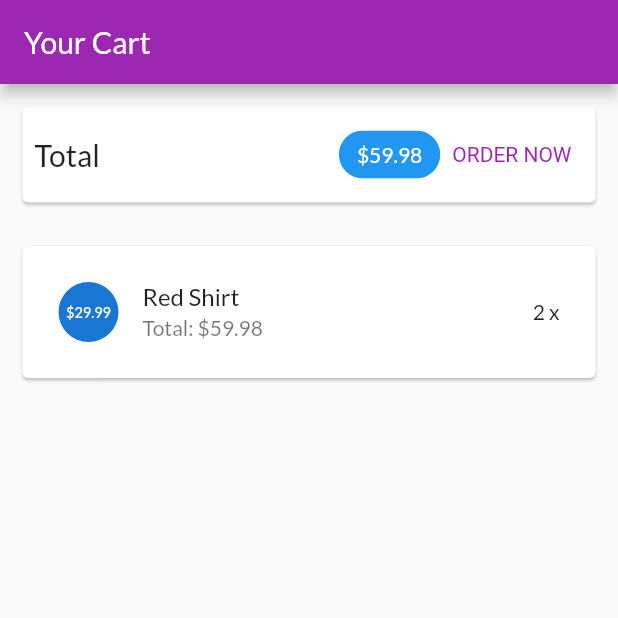
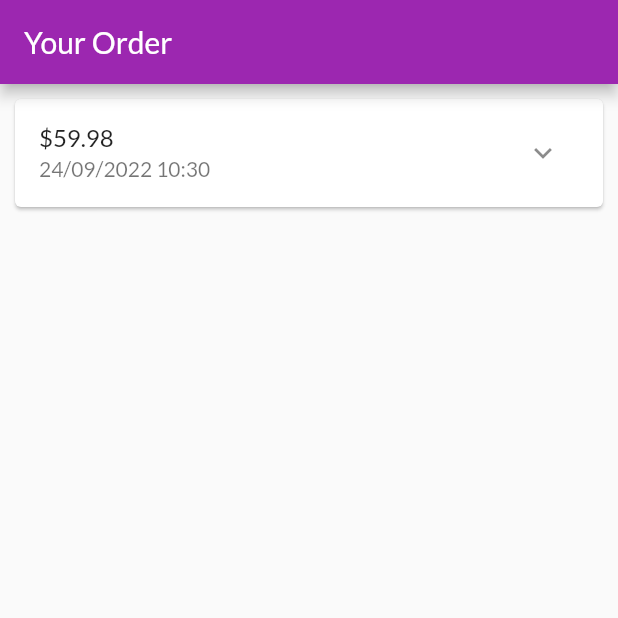
Before and after one commit to SongDuy-B1909890/CT48401_TH_Buoi_04, a Flutter app: the screen it shows after launch, on a phone screen of 412 x 824 dp, the top half of it. Run offline on Flutter 3.47's test engine with Material 2 defaults, Android fonts, the phone set to English and light mode, and no system bars.

Commit message:
Xay dung trang cac dat hang

```diff
--- a/lib/main.dart
+++ b/lib/main.dart
@@ -1,5 +1,6 @@
 import 'package:flutter/material.dart';
 import 'package:myshop/ui/cart/cart_screen.dart';
+import 'package:myshop/ui/orders/orders_screen.dart';
 import 'package:myshop/ui/products/user_products_screen.dart';
 import 'ui/products/products_manager.dart';
 import 'ui/products/product_detail_screen.dart';
@@ -29,7 +30,7 @@ class MyApp extends StatelessWidget {
         ),
 
       home: const SafeArea (
-        child: CartScreen(),
+        child: OrdersScreen(),
       ),
     );
   }
--- /dev/null
+++ b/lib/models/order_item.dart
@@ -0,0 +1,37 @@
+import 'package:http/http.dart' as http;
+
+import 'package:myshop/models/product.dart';
+
+import 'cart_item.dart';
+
+class OrderItem {
+  final String? id;
+  final double amount;
+  final List<CartItem> products;
+  final DateTime dateTime;
+
+  int get productCount {
+    return products.length;
+  }
+
+  OrderItem({
+    this.id,
+    required this.amount,
+    required this.products,
+    DateTime? dateTime,
+  }) : dateTime = dateTime ?? DateTime.now();
+
+  OrderItem copyWith({
+    String? id,
+    double? amount,
+    List<CartItem>? products,
+    DateTime? dateTime,
+  }) {
+    return OrderItem(
+      id: id ?? this.id,
+      amount: amount ?? this.amount,
+      products: products ?? this.products,
+      dateTime: dateTime ?? this.dateTime,
+      );
+  }
+}
--- /dev/null
+++ b/lib/ui/orders/order_item_card.dart
@@ -0,0 +1,82 @@
+import 'dart:math';
+
+import 'package:flutter/material.dart';
+import 'package:intl/intl.dart';
+import 'package:myshop/models/order_item.dart';
+
+import '../../models/cart_item.dart';
+
+class OrderItemCard extends StatefulWidget {
+  final OrderItem order;
+
+  const OrderItemCard(this.order, {super.key});
+
+  @override
+  State<OrderItemCard> createState() => _OrderItemCardState();
+}
+
+class _OrderItemCardState extends State<OrderItemCard> {
+  var _expanded = false;
+
+  @override
+  Widget build(BuildContext context) {
+    return Card(
+      margin: const EdgeInsets.all(10),
+      child: Column(
+        children: <Widget>[
+          buildOrderSummary(),
+          if (_expanded) buildOrderDetails()
+        ],
+      ),
+    );
+  }
+
+  Widget buildOrderDetails() {
+    return Container(
+      padding: const EdgeInsets.symmetric(horizontal: 15, vertical: 4),
+      height: min(widget.order.productCount * 20.0 + 10, 100),
+      child: ListView(
+        children: widget.order.products
+        .map(
+          (prod) => Row(
+            mainAxisAlignment: MainAxisAlignment.spaceBetween,
+            children: <Widget>[
+              Text(
+                prod.title,
+                style: const TextStyle(
+                  fontSize: 18,
+                  fontWeight: FontWeight.bold,
+                ),
+              ),
+              Text(
+                '${prod.quantity}x \$${prod.price}',
+                style: const TextStyle(
+                  fontSize: 18,
+                  color: Colors.grey,
+                ),
+              ),
+            ],
+          ),
+        )
+        .toList(),
+      ),
+    );
+  }
+
+  Widget buildOrderSummary() {
+    return ListTile(
+      title: Text('\$${widget.order.amount}'),
+      subtitle: Text(
+        DateFormat('dd/MM/yyyy hh:mm').format(widget.order.dateTime),
+      ),
+      trailing: IconButton(
+        icon: Icon(_expanded ? Icons.expand_less : Icons.expand_more),
+        onPressed: () {
+          setState(() {
+            _expanded = !_expanded;
+          });
+        },
+      ),
+    );
+  }
+}
--- /dev/null
+++ b/lib/ui/orders/order_manager.dart
@@ -0,0 +1,30 @@
+import 'package:flutter/cupertino.dart';
+
+import '../../models/cart_item.dart';
+import '../../models/order_item.dart';
+
+class OrdersManager with ChangeNotifier {
+  final List<OrderItem> _orders = [
+    OrderItem(
+      id: 'o1',
+      amount: 59.98,
+      products: [
+        CartItem(
+          id: 'c1',
+          title: 'Red Shirt',
+          price: 29.99,
+          quantity: 2,
+        )
+      ],
+      dateTime: DateTime.now(),
+      )
+  ];
+
+  int get orderCount {
+    return _orders.length;
+  }
+
+  List<OrderItem> get orders {
+    return [..._orders];
+  }
+}
--- /dev/null
+++ b/lib/ui/orders/orders_screen.dart
@@ -0,0 +1,23 @@
+import 'package:flutter/material.dart';
+
+import 'order_manager.dart';
+import 'order_item_card.dart';
+
+class OrdersScreen extends StatelessWidget {
+  const OrdersScreen({super.key});
+
+  @override
+  Widget build(BuildContext context) {
+    print('building orders');
+    final ordersManager = OrdersManager();
+    return Scaffold(
+      appBar: AppBar(
+        title: const Text('Your Order'),
+      ),
+      body: ListView.builder(
+        itemCount: ordersManager.orderCount,
+        itemBuilder: (ctx, i) => OrderItemCard(ordersManager.orders[i]),
+      ),
+    );
+  }
+}
--- a/pubspec.yaml
+++ b/pubspec.yaml
@@ -31,6 +31,8 @@ environment:
 dependencies:
   flutter:
     sdk: flutter
+  intl: ^0.17.0
+  http:
 
 
   # The following adds the Cupertino Icons font to your application.
```
Also changed, not shown: pubspec.lock.
